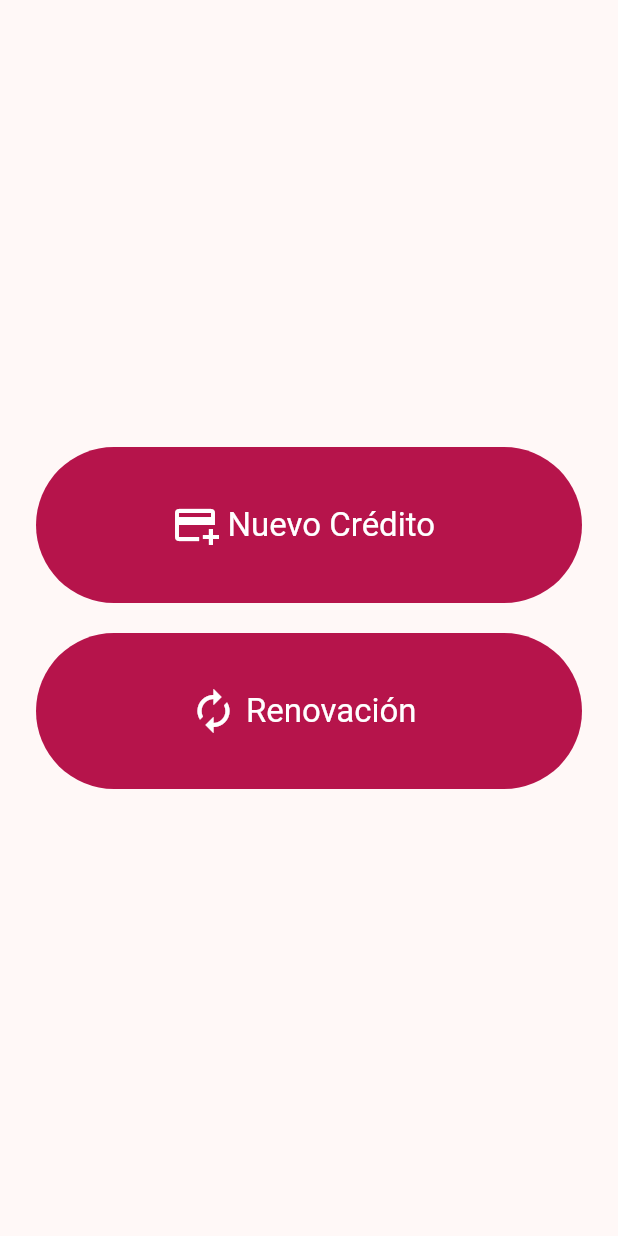
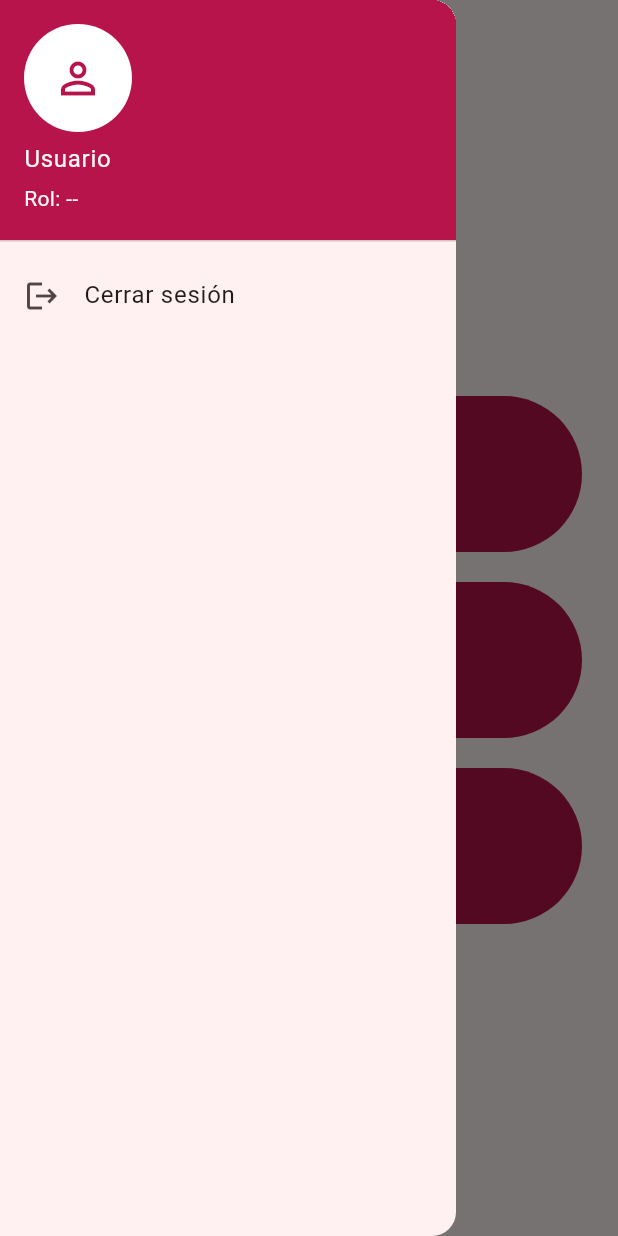
Before and after one commit to alexgzzm/cdmujer-app-prestamos, a Flutter app: the HomePage screen opened by its route, with the side drawer open (before the commit the screen has no drawer), on a phone screen of 412 x 824 dp. Run offline on Flutter 3.47's test engine with Material 3 defaults, Android fonts, the light colour scheme and no system bars; our stand-ins replace flutter_riverpod, flutter_secure_storage, go_router; accounts and stored records are empty; network calls fail.

Commit message:
feat: add app drawer and session logout

```diff
--- a/lib/app/router/app_router.dart
+++ b/lib/app/router/app_router.dart
@@ -1,18 +1,44 @@
+import 'package:cdmujer_app_prestamos/app/widgets/app_scaffold.dart';
+import 'package:cdmujer_app_prestamos/features/auth/presentation/pages/login_page.dart';
 import 'package:cdmujer_app_prestamos/features/clients/presentation/pages/clients_page.dart';
 import 'package:cdmujer_app_prestamos/features/home/presentation/pages/home_page.dart';
 import 'package:cdmujer_app_prestamos/features/loans/presentation/pages/loans_page.dart';
 import 'package:cdmujer_app_prestamos/features/payments/presentation/pages/payments_page.dart';
 import 'package:go_router/go_router.dart';
-import 'package:cdmujer_app_prestamos/features/auth/presentation/pages/login_page.dart';
 
 final GoRouter appRouter = GoRouter(
   initialLocation: '/login',
   routes: <RouteBase>[
     GoRoute(path: '/', redirect: (context, state) => '/login'),
     GoRoute(path: '/login', builder: (context, state) => const LoginPage()),
-    GoRoute(path: '/home', builder: (context, state) => const HomePage()),
-    GoRoute(path: '/clients', builder: (context, state) => const ClientsPage()),
-    GoRoute(path: '/loans', builder: (context, state) => const LoansPage()),
-    GoRoute(path: '/payments', builder: (context, state) => const PaymentsPage()),
+    ShellRoute(
+      builder: (context, state, child) {
+        return AppScaffold(
+          title: _titleForPath(state.uri.path),
+          child: child,
+        );
+      },
+      routes: <RouteBase>[
+        GoRoute(path: '/home', builder: (context, state) => const HomePage()),
+        GoRoute(
+          path: '/clients',
+          builder: (context, state) => const ClientsPage(),
+        ),
+        GoRoute(path: '/loans', builder: (context, state) => const LoansPage()),
+        GoRoute(
+          path: '/payments',
+          builder: (context, state) => const PaymentsPage(),
+        ),
+      ],
+    ),
   ],
 );
+
+String _titleForPath(String path) {
+  return switch (path) {
+    '/clients' => 'Clientes',
+    '/loans' => 'Préstamos',
+    '/payments' => 'Pagos',
+    _ => 'Inicio',
+  };
+}
--- /dev/null
+++ b/lib/app/theme/app_colors.dart
@@ -0,0 +1,6 @@
+import 'package:flutter/material.dart';
+
+abstract final class AppColors {
+  static const Color primary = Color(0xFFB6144B);
+  static const Color onPrimary = Colors.white;
+}
--- /dev/null
+++ b/lib/app/widgets/app_scaffold.dart
@@ -0,0 +1,18 @@
+import 'package:cdmujer_app_prestamos/app/widgets/session_drawer.dart';
+import 'package:flutter/material.dart';
+
+class AppScaffold extends StatelessWidget {
+  const AppScaffold({required this.title, required this.child, super.key});
+
+  final String title;
+  final Widget child;
+
+  @override
+  Widget build(BuildContext context) {
+    return Scaffold(
+      appBar: AppBar(title: Text(title)),
+      drawer: const SessionDrawer(),
+      body: child,
+    );
+  }
+}
--- /dev/null
+++ b/lib/app/widgets/session_drawer.dart
@@ -0,0 +1,83 @@
+import 'package:cdmujer_app_prestamos/app/theme/app_colors.dart';
+import 'package:cdmujer_app_prestamos/features/auth/domain/entities/auth_session.dart';
+import 'package:cdmujer_app_prestamos/features/auth/presentation/providers/auth_providers.dart';
+import 'package:flutter/material.dart';
+import 'package:flutter_riverpod/flutter_riverpod.dart';
+import 'package:go_router/go_router.dart';
+
+class SessionDrawer extends ConsumerWidget {
+  const SessionDrawer({super.key});
+
+  @override
+  Widget build(BuildContext context, WidgetRef ref) {
+    final AsyncValue<AuthSession?> sessionState =
+        ref.watch(authControllerProvider);
+    final AuthSession? session = sessionState.whenOrNull(
+      data: (AuthSession? value) => value,
+    );
+
+    return Drawer(
+      child: Column(
+        children: <Widget>[
+          UserAccountsDrawerHeader(
+            decoration: const BoxDecoration(color: AppColors.primary),
+            currentAccountPicture: const CircleAvatar(
+              backgroundColor: Colors.white,
+              child: Icon(
+                Icons.person_outline,
+                color: AppColors.primary,
+                size: 34,
+              ),
+            ),
+            accountName: Text(session?.user.name ?? 'Usuario'),
+            accountEmail: Text(
+              session == null ? 'Rol: --' : 'Rol: ${session.user.roleId}',
+            ),
+          ),
+          ListTile(
+            leading: const Icon(Icons.logout),
+            title: const Text('Cerrar sesión'),
+            enabled: !sessionState.isLoading,
+            onTap: sessionState.isLoading
+                ? null
+                : () => _signOut(context: context, ref: ref),
+          ),
+        ],
+      ),
+    );
+  }
+
+  Future<void> _signOut({
+    required BuildContext context,
+    required WidgetRef ref,
+  }) async {
+    Navigator.of(context).pop();
+    final bool success =
+        await ref.read(authControllerProvider.notifier).signOut();
+
+    if (!context.mounted) {
+      return;
+    }
+
+    if (success) {
+      context.go('/login');
+      return;
+    }
+
+    showDialog<void>(
+      context: context,
+      builder: (BuildContext context) {
+        return AlertDialog(
+          title: const Text('No fue posible cerrar sesión'),
+          content: const Text('Intenta nuevamente.'),
+          actions: <Widget>[
+            TextButton(
+              onPressed: () => Navigator.of(context).pop(),
+              child: const Text('Aceptar'),
+            ),
+          ],
+        );
+      },
+    );
+  }
+}
--- a/lib/features/auth/data/repositories/auth_repository_impl.dart
+++ b/lib/features/auth/data/repositories/auth_repository_impl.dart
@@ -14,6 +14,9 @@ class AuthRepositoryImpl implements AuthRepository {
   final SessionLocalDataSource _localDataSource;
 
   @override
+  Future<AuthSession?> readSession() => _localDataSource.read();
+
+  @override
   Future<AuthSession> signIn({
     required String username,
     required String password,
@@ -25,4 +28,7 @@ class AuthRepositoryImpl implements AuthRepository {
     await _localDataSource.save(session);
     return session;
   }
+
+  @override
+  Future<void> signOut() => _localDataSource.clear();
 }
--- a/lib/features/auth/domain/repositories/auth_repository.dart
+++ b/lib/features/auth/domain/repositories/auth_repository.dart
@@ -1,8 +1,12 @@
 import 'package:cdmujer_app_prestamos/features/auth/domain/entities/auth_session.dart';
 
 abstract interface class AuthRepository {
+  Future<AuthSession?> readSession();
+
   Future<AuthSession> signIn({
     required String username,
     required String password,
   });
+
+  Future<void> signOut();
 }
--- a/lib/features/home/presentation/pages/home_page.dart
+++ b/lib/features/home/presentation/pages/home_page.dart
@@ -6,9 +6,7 @@ class HomePage extends StatelessWidget {
 
   @override
   Widget build(BuildContext context) {
-    return Scaffold(
-      body: SafeArea(
-        child: Center(
+    return Center(
       child: ConstrainedBox(
         constraints: const BoxConstraints(maxWidth: 520),
         child: Padding(
@@ -26,9 +24,12 @@ class HomePage extends StatelessWidget {
                 label: 'Renovación',
                 icon: Icons.autorenew,
               ),
+              SizedBox(height: 20),
+              HomeActionButton(
+                label: 'Reingreso',
+                icon: Icons.login,
+              ),
             ],
-              ),
-            ),
           ),
         ),
       ),
```
Also changed, not shown: lib/app/theme/app_theme.dart (+12 -14 lines), lib/core/widgets/module_page.dart (+2 -5 lines), lib/features/auth/data/datasources/session_local_data_source.dart (+7 -0 lines), lib/features/auth/presentation/pages/login_page.dart (+10 -5 lines), lib/features/auth/presentation/providers/auth_providers.dart (+24 -9 lines). Lines whose indentation alone changed are shown as unchanged.
